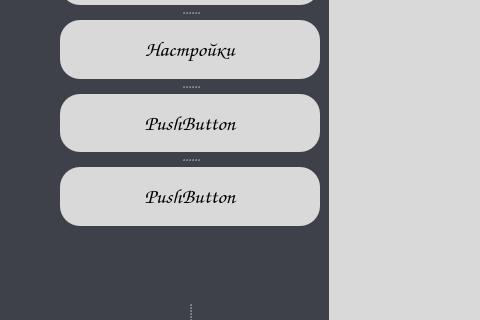
This is src/qt_designer_files/content_window.ui in vergilhimself/HandSight as Qt 5 draws it before an edit; both pictures show x 0 to 480 and y 314 to 634 of the 1280 by 720 pixel window. The edited form follows.
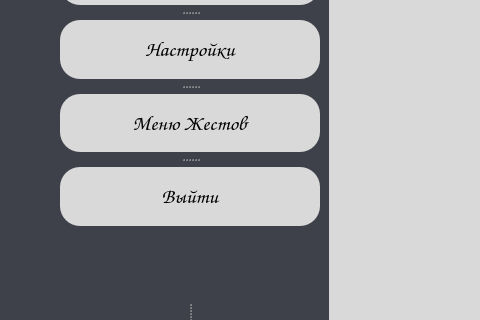
This is the edited form. Icons and pictures are not drawn.

Diff of the .ui file:
```diff
--- a/src/qt_designer_files/content_window.ui
+++ b/src/qt_designer_files/content_window.ui
@@ -156,7 +156,7 @@
     background-color: rgb(217, 217, 217);</string>
      </property>
      <property name="text">
-      <string>PushButton</string>
+      <string>Меню Жестов</string>
      </property>
     </widget>
     <widget class="QPushButton" name="pushButton_2">
@@ -171,7 +171,7 @@
     background-color: rgb(217, 217, 217);</string>
      </property>
      <property name="text">
-      <string>PushButton</string>
+      <string>Выйти</string>
      </property>
     </widget>
    </widget>
```
Left out of the diff: 4 changed lines with no effect on the pictures.
